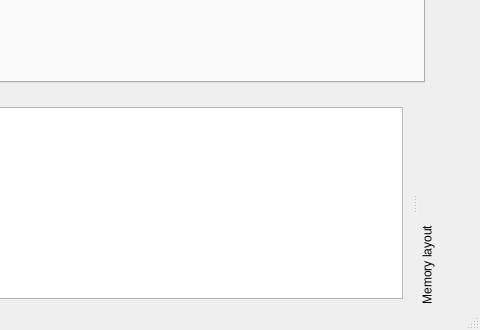
wisk/medusa, file src/ui/qt/MainWindow.ui: the form before one commit; both pictures show x 540 to 1020 and y 439 to 769 of the 1020 by 769 pixel window.
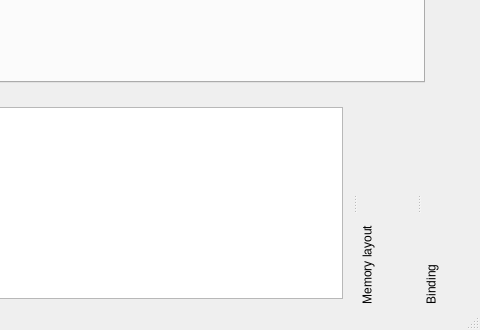
The form after the commit. Icons and pictures are not drawn.

Commit message: ui_qt: basic support for binding modules

Diff of the .ui file:
```diff
--- a/src/ui/qt/MainWindow.ui
+++ b/src/ui/qt/MainWindow.ui
@@ -157,7 +157,18 @@
    <attribute name="dockWidgetArea">
     <number>8</number>
    </attribute>
-   <widget class="QWidget" name="dockWidgetContents_2"/>
+  </widget>
+  <widget class="QDockWidget" name="BindingDock">
+   <property name="features">
+    <set>QDockWidget::DockWidgetMovable|QDockWidget::DockWidgetVerticalTitleBar</set>
+   </property>
+   <property name="windowTitle">
+    <string>Binding</string>
+   </property>
+   <attribute name="dockWidgetArea">
+    <number>8</number>
+   </attribute>
+   <widget class="QWidget" name="BindingDockContents"/>
   </widget>
   <action name="actionOpen">
    <property name="icon">
```
Left out of the diff: 2 changed lines with no effect on the pictures. The commit also changes 7 other files.
